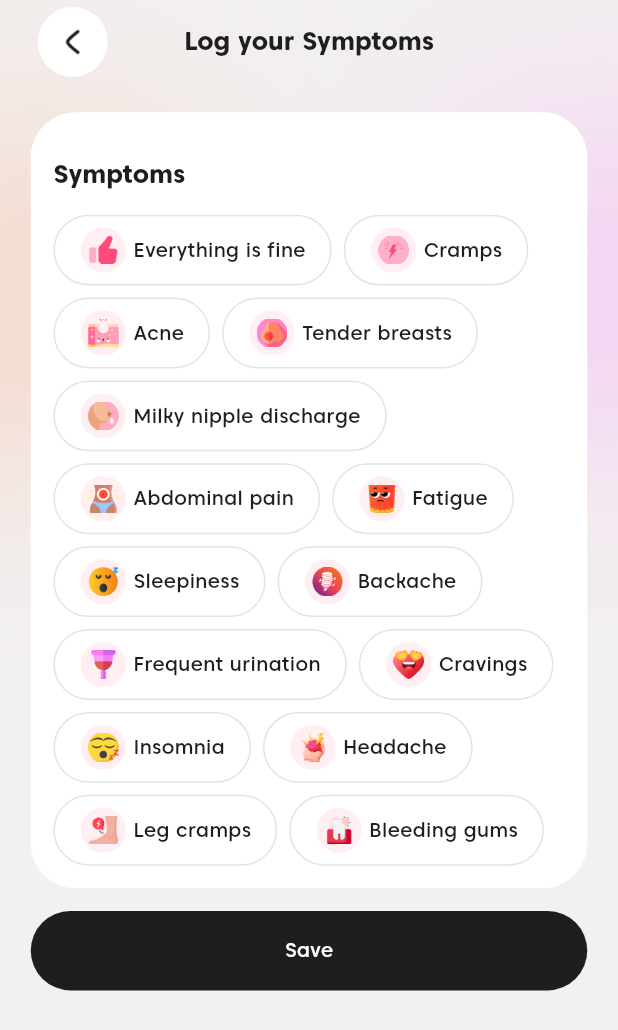
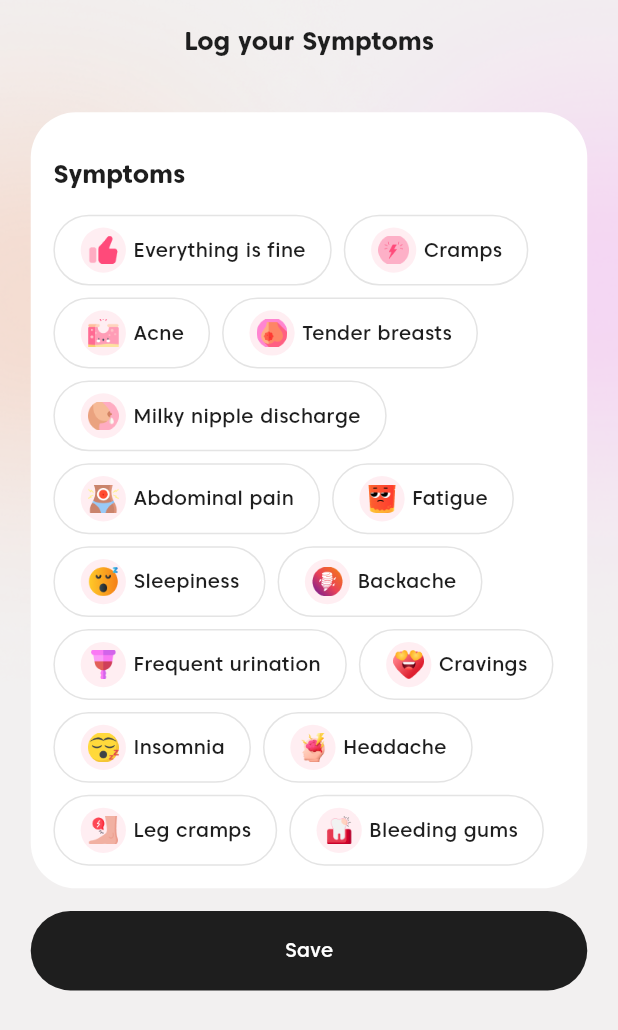
Before and after one commit to salmanbashar1009/ovella_period_tracker_app, a Flutter app: the AddLogScreen widget shown alone on an empty page, opened directly with empty values, on a phone screen of 412 x 824 dp. Shown: the top 1030 px of the screen. Run offline on Flutter 3.47's test engine with Material 3 defaults, Android fonts, the light colour scheme and no system bars; our stand-ins replace animated_text_kit, carousel_slider, dots_indicator, flutter_keyboard_visibility, flutter_screenutil, hive and 3 more; accounts and stored records are empty; generated files the repository leaves out were written again; network calls fail.

Commit message:
add log screen arguments added

```diff
--- a/lib/view/home_screen/add_log_screen/add_log_screen.dart
+++ b/lib/view/home_screen/add_log_screen/add_log_screen.dart
@@ -37,7 +37,7 @@ class AddLogScreen extends StatelessWidget {
               child: AppBar(
                 elevation: 0,
                 surfaceTintColor: Colors.transparent,
-                leading: Utils.backButton(context),
+                leading: isBackButtonOnAppBar ?  Utils.backButton(context) : null,
                 title: Consumer<HomeScreenProvider>(
                   builder: (_, homeScreenProvider, child) {
                     return Text(
```
